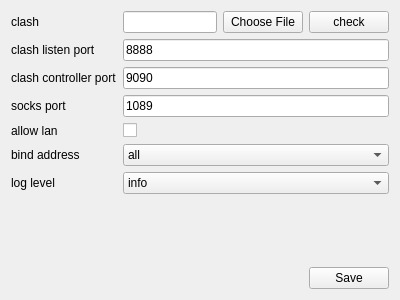
Old version of the form ui/SettingsWidget.ui in the repository ktereyp/bridge.
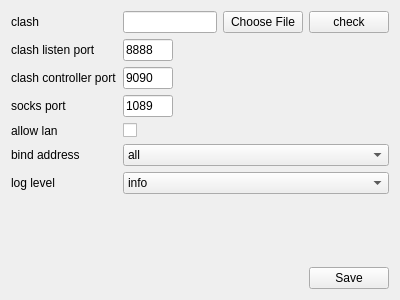
New version of the form.

Commit message: adjust ui of setting

Patch:
```diff
--- a/ui/SettingsWidget.ui
+++ b/ui/SettingsWidget.ui
@@ -53,6 +53,12 @@
      </item>
      <item row="4" column="1">
       <widget class="QLineEdit" name="clashListenPortInput">
+       <property name="maximumSize">
+        <size>
+         <width>50</width>
+         <height>16777215</height>
+        </size>
+       </property>
        <property name="text">
         <string>8888</string>
        </property>
@@ -67,6 +73,12 @@
      </item>
      <item row="5" column="1">
       <widget class="QLineEdit" name="clashControllerPortInput">
+       <property name="maximumSize">
+        <size>
+         <width>50</width>
+         <height>16777215</height>
+        </size>
+       </property>
        <property name="text">
         <string>9090</string>
        </property>
@@ -81,6 +93,12 @@
      </item>
      <item row="6" column="1">
       <widget class="QLineEdit" name="socksPortInput">
+       <property name="maximumSize">
+        <size>
+         <width>50</width>
+         <height>16777215</height>
+        </size>
+       </property>
        <property name="text">
         <string>1089</string>
        </property>
```
